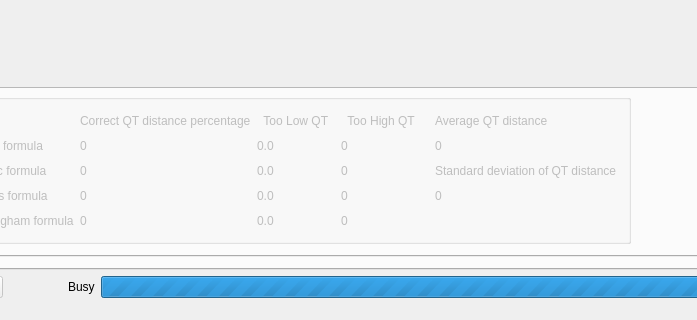
Qt form EKG/Views/airecgmain.ui (qwerty90/ProjektEKG) before a commit; both pictures show x 88 to 785 and y 448 to 768 of the 1100 by 768 pixel window.
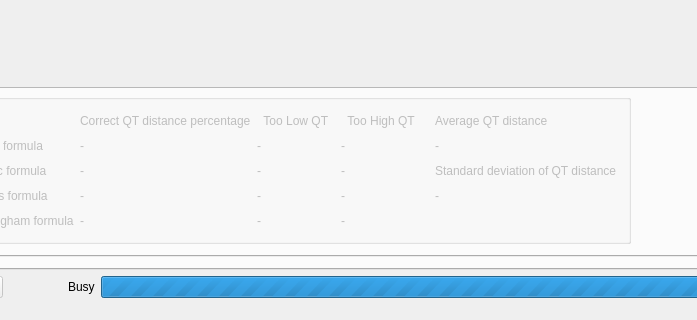
The same form after that commit. Icons and pictures are not drawn.

Commit message: GUI: Qt Disp

Diff of the .ui file:
```diff
--- a/EKG/Views/airecgmain.ui
+++ b/EKG/Views/airecgmain.ui
@@ -3167,28 +3167,28 @@
                    <item row="2" column="4">
                     <widget class="QLabel" name="TH_Frideric">
                      <property name="text">
-                      <string>0</string>
+                      <string>-</string>
                      </property>
                     </widget>
                    </item>
                    <item row="3" column="4">
                     <widget class="QLabel" name="TH_Hodges">
                      <property name="text">
-                      <string>0</string>
+                      <string>-</string>
                      </property>
                     </widget>
                    </item>
                    <item row="1" column="4">
                     <widget class="QLabel" name="TH_Bazzet">
                      <property name="text">
-                      <string>0</string>
+                      <string>-</string>
                      </property>
                     </widget>
                    </item>
                    <item row="2" column="1">
                     <widget class="QLabel" name="DIS_Frideric">
                      <property name="text">
-                      <string>0</string>
+                      <string>-</string>
                      </property>
                     </widget>
                    </item>
@@ -3223,49 +3223,49 @@
                    <item row="1" column="1">
                     <widget class="QLabel" name="DIS_Bazzet">
                      <property name="text">
-                      <string>0</string>
+                      <string>-</string>
                      </property>
                     </widget>
                    </item>
                    <item row="3" column="1">
                     <widget class="QLabel" name="DIS_Hodges">
                      <property name="text">
-                      <string>0</string>
+                      <string>-</string>
                      </property>
                     </widget>
                    </item>
                    <item row="4" column="1">
                     <widget class="QLabel" name="DIS_Framingham">
                      <property name="text">
-                      <string>0</string>
+                      <string>-</string>
                      </property>
                     </widget>
                    </item>
                    <item row="1" column="3">
                     <widget class="QLabel" name="TL_Bazzet">
                      <property name="text">
-                      <string>0.0</string>
+                      <string>-</string>
                      </property>
                     </widget>
                    </item>
                    <item row="2" column="3">
                     <widget class="QLabel" name="TL_Frideric">
                      <property name="text">
-                      <string>0.0</string>
+                      <string>-</string>
                      </property>
                     </widget>
                    </item>
                    <item row="3" column="3">
                     <widget class="QLabel" name="TL_Hodges">
                      <property name="text">
-                      <string>0.0</string>
+                      <string>-</string>
                      </property>
                     </widget>
                    </item>
                    <item row="4" column="3">
                     <widget class="QLabel" name="TL_Framingham">
                      <property name="text">
-                      <string>0.0</string>
+                      <string>-</string>
                      </property>
                     </widget>
                    </item>
@@ -3293,7 +3293,7 @@
                    <item row="4" column="4">
                     <widget class="QLabel" name="TH_Framingham">
                      <property name="text">
-                      <string>0</string>
+                      <string>-</string>
                      </property>
                     </widget>
                    </item>
@@ -3307,7 +3307,7 @@
                    <item row="1" column="6">
                     <widget class="QLabel" name="avQTdis">
                      <property name="text">
-                      <string>0</string>
+                      <string>-</string>
                      </property>
                     </widget>
                    </item>
@@ -3328,7 +3328,7 @@
                    <item row="3" column="6">
                     <widget class="QLabel" name="deviationQtdis">
                      <property name="text">
-                      <string>0</string>
+                      <string>-</string>
                      </property>
                     </widget>
                    </item>
```
Left out of the diff: 6 changed lines with no effect on the pictures.
